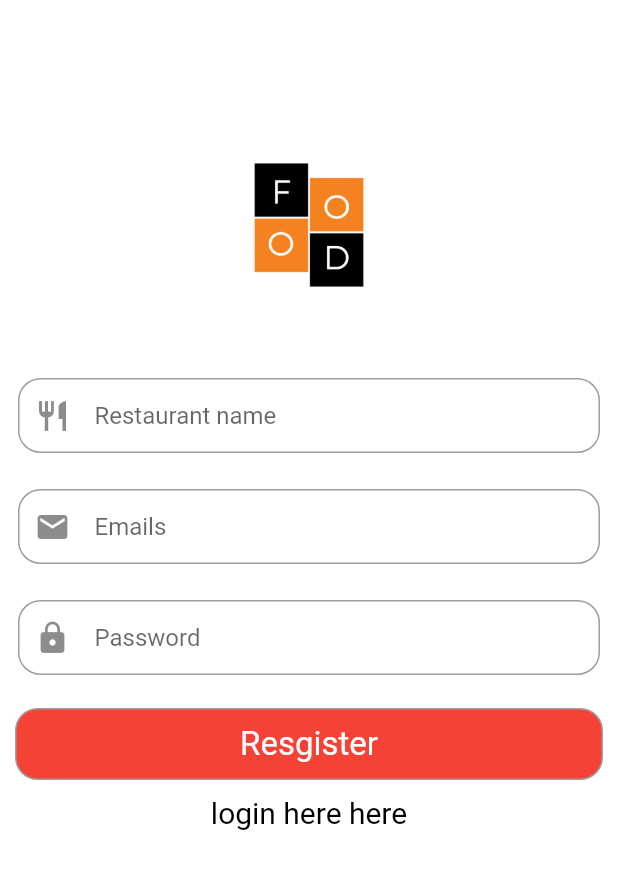
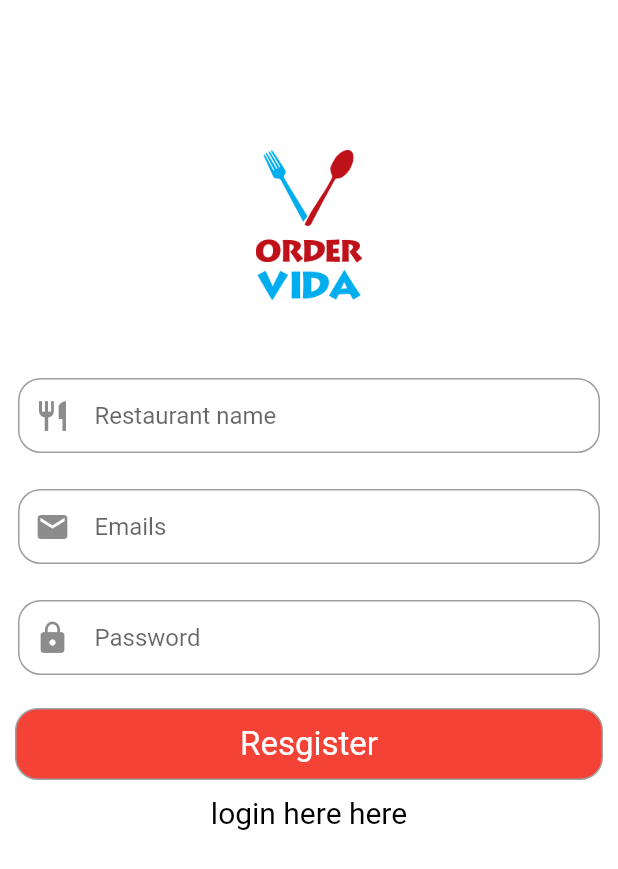
Before and after one commit to Olaitan12/order_vendor, a Flutter app: the screen it shows after launch, after a tap on "Register here", on a phone screen of 412 x 824 dp. Shown: the top 869 px of the screen. Run offline on Flutter 3.47's test engine with Material 2 defaults, Android fonts, the light colour scheme and no system bars; our stand-ins replace cloud_firestore, firebase_auth, firebase_storage, flutter_spinkit, image_picker, transparent_image; accounts and stored records are empty.

Commit message:
Fix Update

```diff
--- a/lib/providers/product.dart
+++ b/lib/providers/product.dart
@@ -1,6 +1,4 @@
 import 'dart:io';
-
-import 'package:file_picker/file_picker.dart';
 import 'package:flutter/material.dart';
 import 'package:firebase_storage/firebase_storage.dart';
 import 'package:image_picker/image_picker.dart';
--- a/lib/providers/user.dart
+++ b/lib/providers/user.dart
@@ -10,7 +10,6 @@ import 'package:ordervida_restaurant/models/cart_item.dart';
 import 'package:ordervida_restaurant/models/order.dart';
 import 'package:ordervida_restaurant/models/product.dart';
 import 'package:ordervida_restaurant/models/restaurant.dart';
-import 'package:uuid/uuid.dart';
 
 enum Status { Uninitialized, Authenticated, Authenticating, Unauthenticated }
 
--- a/lib/screens/login.dart
+++ b/lib/screens/login.dart
@@ -39,7 +39,7 @@ class _LoginScreenState extends State<LoginScreen> {
                     mainAxisAlignment: MainAxisAlignment.center,
                     children: <Widget>[
                       Image.asset(
-                        "assets/images/logo.png",
+                        "assets/images/ic_ordervida_logo.png",
                         width: 120,
                         height: 120,
                       ),
--- a/lib/screens/registration.dart
+++ b/lib/screens/registration.dart
@@ -39,7 +39,7 @@ class _RegistrationScreenState extends State<RegistrationScreen> {
                     mainAxisAlignment: MainAxisAlignment.center,
                     children: <Widget>[
                       Image.asset(
-                        "assets/images/logo.png",
+                        "assets/images/ic_ordervida_logo.png",
                         width: 100,
                         height: 100,
                       ),
--- a/lib/widgets/featured_products.dart
+++ b/lib/widgets/featured_products.dart
@@ -1,11 +1,5 @@
 import 'package:flutter/cupertino.dart';
 import 'package:flutter/material.dart';
-import 'package:provider/provider.dart';
-import 'package:transparent_image/transparent_image.dart';
-
-import '../helpers/style.dart';
-import 'custom_text.dart';
-import 'loading.dart';
 
 class Featured extends StatefulWidget {
   @override
--- a/lib/widgets/product.dart
+++ b/lib/widgets/product.dart
@@ -1,8 +1,6 @@
 import 'package:flutter/material.dart';
 import 'package:ordervida_restaurant/helpers/style.dart';
 import 'package:ordervida_restaurant/models/product.dart';
-import 'package:provider/provider.dart';
-
 import 'custom_text.dart';
 
 class ProductWidget extends StatelessWidget {
--- a/lib/widgets/small_floating_button.dart
+++ b/lib/widgets/small_floating_button.dart
@@ -1,7 +1,4 @@
 import 'package:flutter/material.dart';
-
-import '../helpers/style.dart';
-
 
 class SmallButton extends StatelessWidget {
   final IconData icon;
@@ -12,8 +9,7 @@ class SmallButton extends StatelessWidget {
   Widget build(BuildContext context) {
     return Padding(
       padding: const EdgeInsets.all(8.0),
-      child: Container(
-      ),
+      child: Container(),
     );
   }
 }
```
Also changed, not shown: assets/images/ic_ordervida_logo.png (added), 10 other files.
